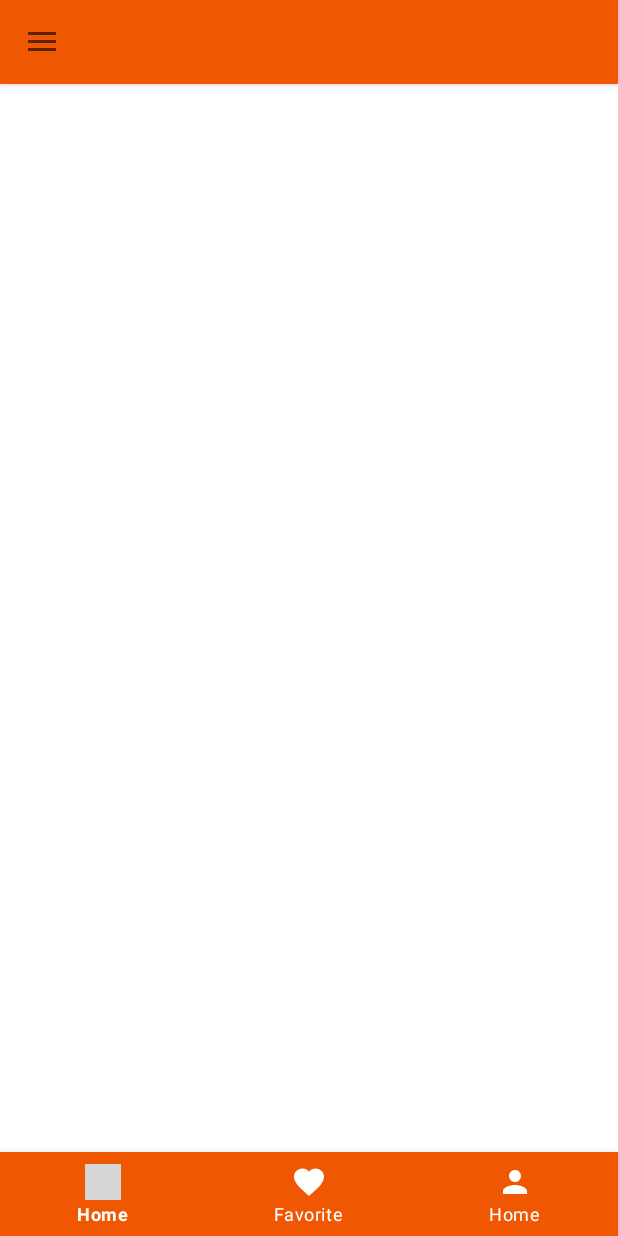
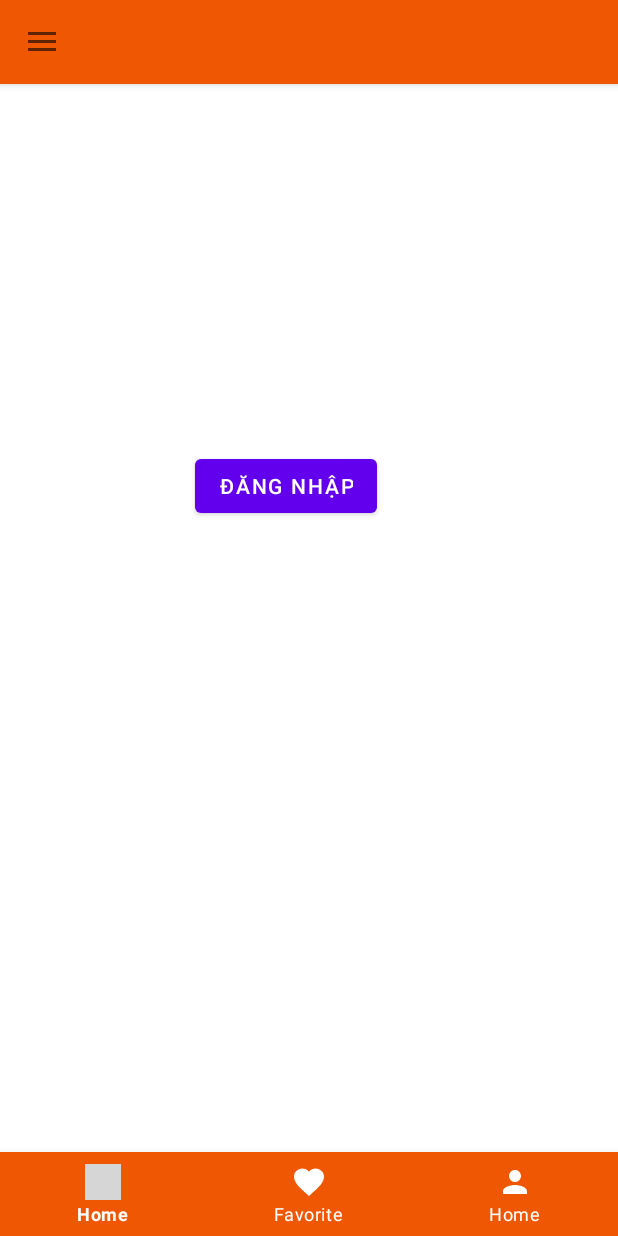
Before and after one commit to KTHanie/DoAn, an Android app: the screen it shows after launch (MainActivity), on a phone screen of 412 x 824 dp. Run offline under Robolectric (Android 15) with nearby library versions, the phone set to English and light mode, and no system bars; grey boxes are pictures that could not be loaded.

Commit message:
Login and Đăng ký

```diff
--- a/app/src/main/AndroidManifest.xml
+++ b/app/src/main/AndroidManifest.xml
@@ -12,6 +12,12 @@
         android:theme="@style/Theme.DoAn"
         tools:targetApi="31">
         <activity
+            android:name=".Register"
+            android:exported="false" />
+        <activity
+            android:name=".Login"
+            android:exported="false" />
+        <activity
             android:name=".MainActivity"
             android:exported="true">
             <intent-filter>
--- /dev/null
+++ b/app/src/main/java/com/doan/Fragment_Pro.java
@@ -0,0 +1,37 @@
+package com.doan;
+
+import android.content.Intent;
+import android.os.Bundle;
+
+import androidx.annotation.NonNull;
+import androidx.annotation.Nullable;
+import androidx.fragment.app.Fragment;
+
+import android.view.LayoutInflater;
+import android.view.View;
+import android.view.ViewGroup;
+import android.widget.AdapterView;
+import android.widget.Button;
+import android.widget.Toast;
+
+public class Fragment_Pro extends Fragment {
+    Button btnDN;
+    @Nullable
+    @Override
+    public View onCreateView(@NonNull LayoutInflater inflater, @Nullable ViewGroup container, @Nullable Bundle savedInstanceState) {
+        return inflater.inflate(R.layout.fragment__pro,container,false);
+    }
+    @Override
+    public void onViewCreated(@NonNull View view, @Nullable Bundle savedInstanceState) {
+        super.onViewCreated(view, savedInstanceState);
+        btnDN = view.findViewById(R.id.btnDN);
+        btnDN.setOnClickListener(new View.OnClickListener() {
+            @Override
+            public void onClick(View view) {
+                Intent intent=new Intent();
+                intent.setClass(view.getContext(),Login.class);
+                startActivity(intent);
+            }
+        });
+    }
+}
--- a/app/src/main/java/com/doan/MainActivity.java
+++ b/app/src/main/java/com/doan/MainActivity.java
@@ -6,23 +6,28 @@ import androidx.appcompat.app.AppCompatActivity;
 import androidx.appcompat.widget.Toolbar;
 import androidx.core.view.GravityCompat;
 import androidx.drawerlayout.widget.DrawerLayout;
+import androidx.fragment.app.Fragment;
+import androidx.fragment.app.FragmentTransaction;
 
+import android.content.Intent;
 import android.os.Bundle;
 import android.view.MenuItem;
+import android.view.View;
 import android.widget.Toast;
 
+import com.google.android.material.bottomnavigation.BottomNavigationView;
 import com.google.android.material.navigation.NavigationView;
 
 public class MainActivity extends AppCompatActivity implements NavigationView.OnNavigationItemSelectedListener{
 
     private DrawerLayout drawerLayout;
-
+    Fragment f;
+    Toolbar toolbar;
     @Override
     protected void onCreate(Bundle savedInstanceState) {
         super.onCreate(savedInstanceState);
         setContentView(R.layout.activity_main);
-
-        Toolbar toolbar = findViewById(R.id.toolbar); //Ignorered line errors
+        toolbar = findViewById(R.id.toolbar); //Ignorered line errors
         setSupportActionBar(toolbar);
         getSupportActionBar().setDisplayShowTitleEnabled(false);
         drawerLayout = findViewById(R.id.drawer_layout);
@@ -34,9 +39,33 @@ public class MainActivity extends AppCompatActivity implements NavigationView.On
         if (savedInstanceState == null) {
             navigationView.setCheckedItem(R.id.nav_home);
         }
-
+        BottomNavigationView navigation = (BottomNavigationView) findViewById(R.id.navigation);
+        navigation.setOnNavigationItemSelectedListener(mOnNavigationItemSelectedListener);
+        f= new Fragment_Pro();
+        loadFragment(f);
     }
-
+    private BottomNavigationView.OnNavigationItemSelectedListener
+            mOnNavigationItemSelectedListener = new BottomNavigationView.OnNavigationItemSelectedListener() {
+        @Override
+        public boolean onNavigationItemSelected(@NonNull MenuItem item) {
+            Fragment fragment;
+            switch (item.getItemId()) {
+                case R.id.navigation_profile:
+                    toolbar.setTitle("Profile");
+                    f= new Fragment_Pro();
+                    loadFragment(f);
+                    return true;
+            }
+            return false;
+        }
+    };
+    private void loadFragment(Fragment k)
+    {
+        FragmentTransaction tra = getSupportFragmentManager().beginTransaction();
+        tra.replace(R.id.frame_container, k);
+        tra.addToBackStack(null);
+        tra.commit();
+    }
     @Override
     public boolean onNavigationItemSelected(@NonNull MenuItem item) {
         switch (item.getItemId()) {
--- a/app/src/main/res/layout/activity_main.xml
+++ b/app/src/main/res/layout/activity_main.xml
@@ -39,7 +39,9 @@
         app:headerLayout="@layout/nav_header"
         app:menu="@menu/nav_menu"
         app:itemIconTint="@color/gray"
-        app:itemTextColor="@color/black"/>
+        app:itemTextColor="@color/black">
+
+    </com.google.android.material.navigation.NavigationView>
 
     <androidx.coordinatorlayout.widget.CoordinatorLayout xmlns:android="http://schemas.android.com/apk/res/android"
         xmlns:app="http://schemas.android.com/apk/res-auto"
--- /dev/null
+++ b/app/src/main/res/layout/fragment__pro.xml
@@ -0,0 +1,16 @@
+<?xml version="1.0" encoding="utf-8"?>
+<FrameLayout xmlns:android="http://schemas.android.com/apk/res/android"
+    xmlns:tools="http://schemas.android.com/tools"
+    android:layout_width="match_parent"
+    android:layout_height="match_parent"
+    tools:context=".Fragment_Pro">
+
+    <Button
+        android:layout_marginTop="300dp"
+        android:layout_marginLeft="130dp"
+        android:id="@+id/btnDN"
+        android:layout_width="wrap_content"
+        android:layout_height="wrap_content"
+        android:text="Đăng nhập"
+        android:textAlignment="center" />
+</FrameLayout>
--- a/app/src/main/res/values/strings.xml
+++ b/app/src/main/res/values/strings.xml
@@ -2,5 +2,7 @@
     <string name="app_name">Du lịch Việt nam</string>
     <string name="open_Navigation">Open Navigation</string>
     <string name="close_Navigation">Close Navigation</string>
+    <!-- TODO: Remove or change this placeholder text -->
+    <string name="hello_blank_fragment">Hello blank fragment</string>
 
 </resources>
```
Also changed, not shown: app/src/main/java/com/doan/Login.java (added, +54 -0 lines), app/src/main/java/com/doan/Register.java (added, +36 -0 lines), app/src/main/res/layout/activity_login.xml (added, +126 -0 lines), app/src/main/res/layout/activity_register.xml (added, +102 -0 lines).
